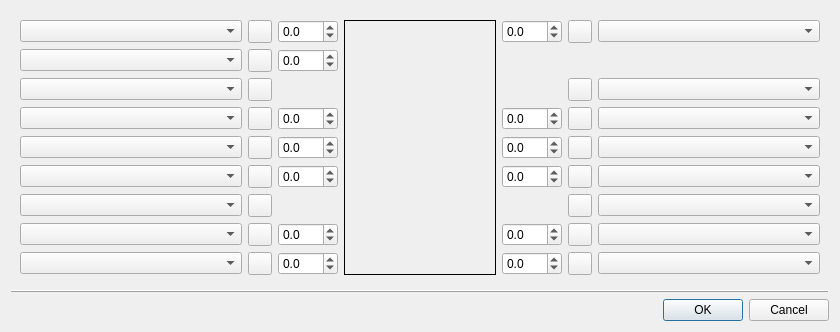
The window that lc_lib/qt/lc_qminifigdialog.ui (trevorsandy/lpub3d-ci) describes before a commit, drawn with Qt 5.
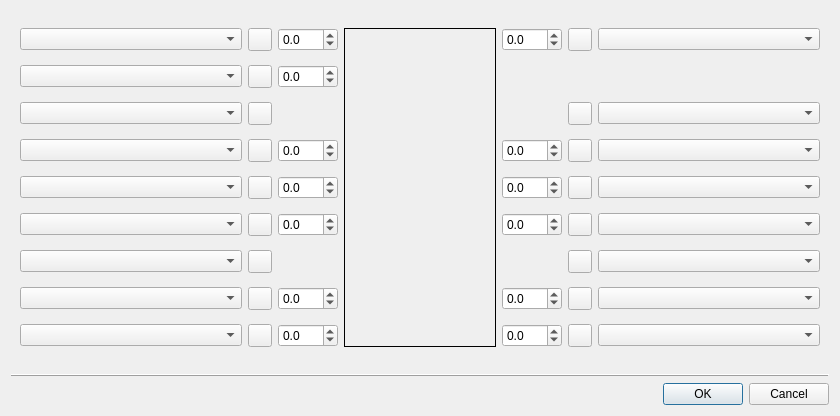
The same window after the commit. Custom widgets are drawn as their Qt base class.

```diff
--- a/lc_lib/qt/lc_qminifigdialog.ui
+++ b/lc_lib/qt/lc_qminifigdialog.ui
@@ -7,7 +7,7 @@
     <x>0</x>
     <y>0</y>
     <width>840</width>
-    <height>327</height>
+    <height>416</height>
    </rect>
   </property>
   <property name="windowTitle">
```
Left out of the diff: 2 changed lines with no effect on the pictures.
